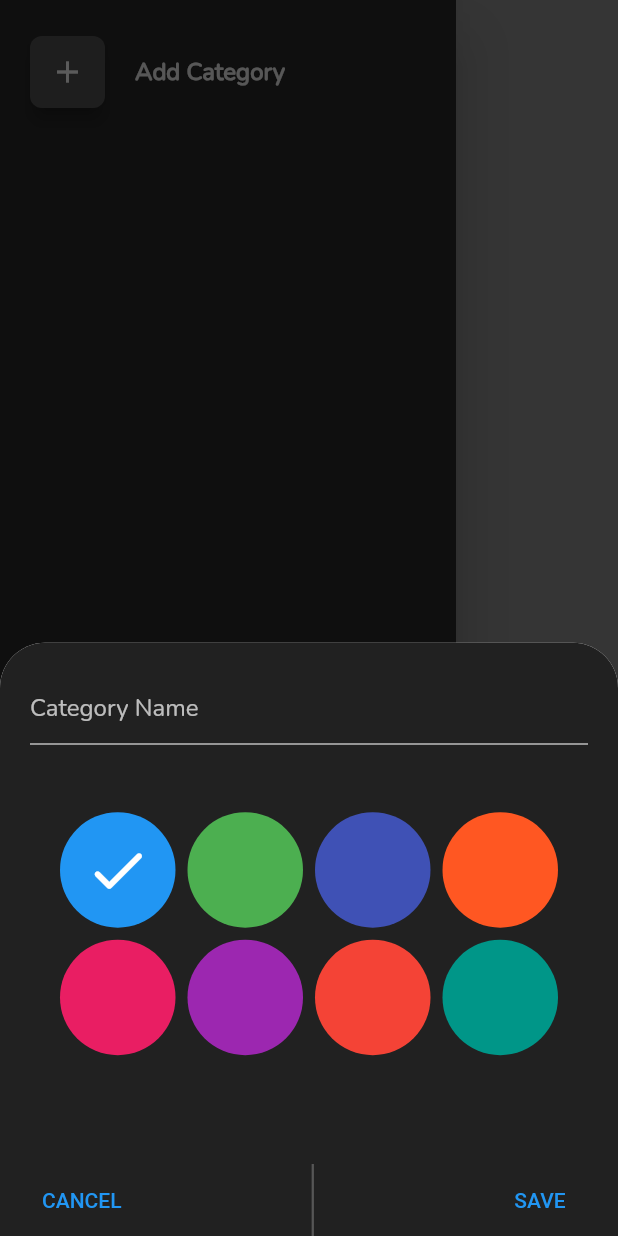
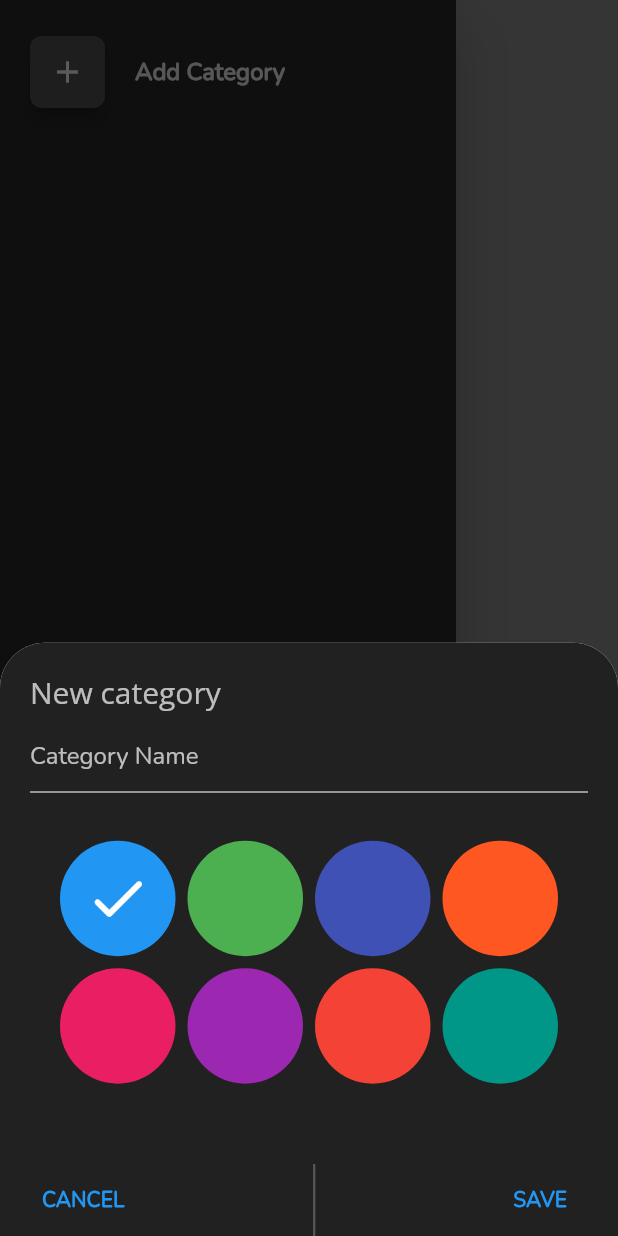
Before and after one commit to repsajanboy/flutter-planner, a Flutter app: the screen it shows after launch, in the side drawer, after a tap on "Add Category", on a phone screen of 412 x 824 dp. Run offline on Flutter 3.47's test engine with Material 2 defaults, Android fonts, the phone set to English and light mode, and no system bars; our stand-ins replace bloc, dio, equatable, firebase_core, firebase_database, flutter_bloc; accounts and stored records are empty.

Commit message:
Manage Category partial

```diff
--- a/lib/app.dart
+++ b/lib/app.dart
@@ -3,6 +3,7 @@ import 'package:flutter_bloc/flutter_bloc.dart';
 
 import './routing/app_router.dart';
 import './repositories/task_repository.dart';
+import 'presentation/main_screen/edit_category/edit.dart';
 import 'presentation/tasks/edit_task/edit.dart';
 import 'presentation/theme/theme.dart';
 import 'repositories/category_repository.dart';
@@ -30,6 +31,10 @@ class MyApp extends StatelessWidget {
             create: (context) => SidebarBloc(
                 categoryRepository: context.read<CategoryRepository>())
               ..add(CategoriesFetched()),
+          ),
+          BlocProvider(
+            create: (context) => EditCategoryBloc(
+                categoryRepository: context.read<CategoryRepository>())
           ),
           BlocProvider(
             create: (context) =>
--- a/lib/networking/firebase_api.dart
+++ b/lib/networking/firebase_api.dart
@@ -45,4 +45,8 @@ class FirebaseApi {
   Future<void> postCategory(PostCategory postCategory) async {
     await categoriesRef.push().set(postCategory.toJson());
   }
+
+  Future<void> updateCategory(PostCategory category) async {
+    await categoriesRef.child('${category.id}').update(category.toJson());
+  }
 }
--- a/lib/presentation/main_screen/category/view/category_botttom_sheet.dart
+++ b/lib/presentation/main_screen/category/view/category_botttom_sheet.dart
@@ -32,7 +32,15 @@ class CategoryBottomSheet extends StatelessWidget {
           ),
           height: MediaQuery.of(context).size.height * .48,
           child: Column(
+            crossAxisAlignment: CrossAxisAlignment.start,
             children: [
+              Text(
+                'New category',
+                style: context.typo.createUpdateCategoryLabelStyle(),
+              ),
+              const SizedBox(
+                height: 5.0,
+              ),
               BlocBuilder<CategoryBloc, CategoryState>(
                 builder: (context, state) {
                   return TextFormField(
@@ -57,13 +65,13 @@ class CategoryBottomSheet extends StatelessWidget {
                 },
               ),
               const SizedBox(
-                height: 25.0,
+                height: 12.0,
               ),
               const Expanded(
                 child: ColorPicker(),
               ),
               const SizedBox(
-                height: 25.0,
+                height: 20.0,
               ),
               BlocBuilder<CategoryBloc, CategoryState>(
                 builder: (context, state) {
@@ -75,7 +83,10 @@ class CategoryBottomSheet extends StatelessWidget {
                           onPressed: () {
                             Navigator.of(context).pop;
                           },
-                          child: Text('Cancel'.toUpperCase()),
+                          child: Text(
+                            'Cancel'.toUpperCase(),
+                            style: context.typo.popUpButtonStyle(),
+                          ),
                         ),
                         const VerticalDivider(
                           color: Colors.white24,
@@ -88,7 +99,10 @@ class CategoryBottomSheet extends StatelessWidget {
                                 .add(CreateCategorySaved());
                             Navigator.of(context).pop();
                           },
-                          child: Text('Save'.toUpperCase()),
+                          child: Text(
+                            'Save'.toUpperCase(),
+                            style: context.typo.popUpButtonStyle(),
+                          ),
                         ),
                       ],
                     ),
--- a/lib/presentation/main_screen/category/view/widgets/color_picker.dart
+++ b/lib/presentation/main_screen/category/view/widgets/color_picker.dart
@@ -31,11 +31,10 @@ class ColorPicker extends StatelessWidget {
                       .add(CategoryColorChanged(index: index));
                 },
                 child: Container(
-                  width: 50,
-                  height: 50,
                   decoration: BoxDecoration(
-                      shape: BoxShape.circle,
-                      color: colorPickerItems[index].colors),
+                    shape: BoxShape.circle,
+                    color: colorPickerItems[index].colors,
+                  ),
                   child: Icon(
                     Icons.check_rounded,
                     size: 45.0,
--- /dev/null
+++ b/lib/presentation/main_screen/edit_category/bloc/edit_category_bloc.dart
@@ -0,0 +1,76 @@
+import 'package:bloc/bloc.dart';
+import 'package:equatable/equatable.dart';
+
+import '../../../../data/category/category.dart';
+import '../../../../data/category/post_category.dart';
+import '../../../../repositories/category_repository.dart';
+
+part 'edit_category_event.dart';
+part 'edit_category_state.dart';
+
+class EditCategoryBloc extends Bloc<EditCategoryEvent, EditCategoryState> {
+  EditCategoryBloc({required this.categoryRepository})
+      : super(EditCategoryInitial()) {
+    on<EditCategoryListLoaded>(_editCategoryListData);
+    on<EditCategoryDataLoaded>(_editCategoryDataLoaded);
+    on<EditCategoryColorChanged>(_editCategoryColorChange);
+    on<EditCategoryNameChanged>(_editCategorNameChange);
+    on<EditCategorySaved>(_editCategorySaved);
+  }
+
+  final CategoryRepository categoryRepository;
+
+  Future<void> _editCategoryListData(
+    EditCategoryListLoaded event,
+    Emitter<EditCategoryState> emit,
+  ) async {
+    try {
+      final categories = await categoryRepository.fetchCategories();
+      emit(EditCategoryListState(categories: categories));
+    } on Exception catch (e) {
+      print(e.toString());
+    }
+  }
+
+  Future<void> _editCategoryDataLoaded(
+    EditCategoryDataLoaded event,
+    Emitter<EditCategoryState> emit,
+  ) async {
+    emit(EditSingleCategoryState(
+      id: event.category.id,
+      name: event.category.name,
+      theme: event.category.theme,
+    ));
+  }
+
+  Future<void> _editCategoryColorChange(
+    EditCategoryColorChanged event,
+    Emitter<EditCategoryState> emit,
+  ) async {
+    emit(EditSingleCategoryState().copyWith(theme: event.index));
+  }
+
+  Future<void> _editCategorNameChange(
+    EditCategoryNameChanged event,
+    Emitter<EditCategoryState> emit,
+  ) async {
+    emit(EditSingleCategoryState().copyWith(name: event.name));
+  }
+
+  Future<void> _editCategorySaved(
+    EditCategorySaved event,
+    Emitter<EditCategoryState> emit,
+  ) async {
+    try {
+      var categoryState =  const EditSingleCategoryState();
+      final updateCategory = PostCategory(
+        id: categoryState.id,
+        name: categoryState.name,
+        theme: categoryState.theme
+      );
+      await categoryRepository.updateCategory(updateCategory);
+    } on Exception catch (e) {
+      print(e.toString());
+    }
+  }
+}
--- /dev/null
+++ b/lib/presentation/main_screen/edit_category/bloc/edit_category_event.dart
@@ -0,0 +1,46 @@
+part of 'edit_category_bloc.dart';
+
+abstract class EditCategoryEvent extends Equatable {
+  const EditCategoryEvent();
+}
+
+class EditCategoryListLoaded extends EditCategoryEvent {
+  const EditCategoryListLoaded();
+
+  @override
+  List<Object> get props => [];
+}
+
+class EditCategoryDataLoaded extends EditCategoryEvent {
+  final Category category;
+
+  const EditCategoryDataLoaded({required this.category});
+
+  @override
+  List<Object> get props => [category];
+}
+
+class EditCategoryColorChanged extends EditCategoryEvent {
+  final int? index;
+
+  const EditCategoryColorChanged({required this.index});
+
+  @override
+  List<Object> get props => [index!];
+}
+
+class EditCategoryNameChanged extends EditCategoryEvent {
+  final String? name;
+
+  const EditCategoryNameChanged({required this.name});
+
+  @override
+  List<Object> get props => [name!];
+}
+
+class EditCategorySaved extends EditCategoryEvent {
+  const EditCategorySaved();
+
+  @override
+  List<Object> get props => [];
+}
--- /dev/null
+++ b/lib/presentation/main_screen/edit_category/bloc/edit_category_state.dart
@@ -0,0 +1,46 @@
+part of 'edit_category_bloc.dart';
+
+abstract class EditCategoryState extends Equatable {
+  const EditCategoryState();
+
+  @override
+  List<Object> get props => [];
+}
+
+class EditCategoryInitial extends EditCategoryState {}
+
+class EditCategoryListState extends EditCategoryState {
+  final List<Category> categories;
+
+  const EditCategoryListState({required this.categories});
+
+  @override
+  List<Object> get props => [categories];
+}
+
+class EditSingleCategoryState extends EditCategoryState {
+  final String id;
+  final String name;
+  final int theme;
+
+  const EditSingleCategoryState({
+    this.id = '',
+    this.name = '',
+    this.theme = 0,
+  });
+
+  EditSingleCategoryState copyWith({
+    String? id,
+    String? name,
+    int? theme,
+  }) {
+    return EditSingleCategoryState(
+      id: id ?? this.id,
+      name: name ?? this.name,
+      theme: theme ?? this.theme
+    );
+  }
+
+  @override
+  List<Object> get props => [id, name, theme];
+}
--- /dev/null
+++ b/lib/presentation/main_screen/edit_category/edit.dart
@@ -0,0 +1,2 @@
+export './bloc/edit_category_bloc.dart';
+export './view/view.dart';
--- /dev/null
+++ b/lib/presentation/main_screen/edit_category/view/view.dart
@@ -0,0 +1 @@
+export './edit_category_list.dart';
--- a/lib/presentation/main_screen/sidebar/view/side_bar_drawer.dart
+++ b/lib/presentation/main_screen/sidebar/view/side_bar_drawer.dart
@@ -2,11 +2,15 @@ import 'package:flutter/material.dart';
 import 'package:flutter_bloc/flutter_bloc.dart';
 
 import '../../../../data/category/category.dart';
+import '../../../../routing/app_router_names.dart';
 import '../../../../utils/color_picker_items.dart';
+import '../../../../utils/context_extension.dart';
 import '../../../tasks/tasks.dart';
 import '../../../theme/theme.dart';
 import '../../category/category.dart';
+import '../../edit_category/edit.dart';
 import '../sidebar.dart';
+
 
 class SideBarDrawer extends StatelessWidget {
   const SideBarDrawer({Key? key}) : super(key: key);
@@ -17,6 +21,9 @@ class SideBarDrawer extends StatelessWidget {
       backgroundColor: Colors.grey[900],
       child: Padding(
         padding: const EdgeInsets.only(top: 20.0),
+        child: Column(
+          children: [
+            Expanded(
               child: ListView(
                 children: [
                   BlocBuilder<SidebarBloc, SidebarState>(
@@ -28,7 +35,8 @@ class SideBarDrawer extends StatelessWidget {
                             physics: const ClampingScrollPhysics(),
                             itemCount: state.categories.length,
                             itemBuilder: (BuildContext context, int index) {
-                        final selectedIndex = state.selectedIndex == index;
+                              final selectedIndex =
+                                  state.selectedIndex == index;
                               return _categoriesItem(
                                 context,
                                 state.categories[index],
@@ -73,13 +81,56 @@ class SideBarDrawer extends StatelessWidget {
                         context: context,
                         isScrollControlled: true,
                         shape: const RoundedRectangleBorder(
-                      borderRadius:
-                          BorderRadius.vertical(top: Radius.circular(30.0))),
+                            borderRadius: BorderRadius.vertical(
+                                top: Radius.circular(30.0))),
                         builder: (BuildContext context) =>
                             const CategoryBottomSheet(),
                       );
                     },
-            )
+                  ),
+                ],
+              ),
+            ),
+            Expanded(
+              child: Align(
+                alignment: Alignment.bottomLeft,
+                child: Padding(
+                  padding: const EdgeInsets.only(bottom: 15.0),
+                  child: ListTile(
+                    leading: Card(
+                      shape: const RoundedRectangleBorder(
+                          borderRadius: BorderRadius.all(Radius.circular(8.0))),
+                      elevation: 5.0,
+                      color: Colors.grey[800],
+                      child: const SizedBox(
+                        width: 50.0,
+                        height: 50.0,
+                        child: Center(
+                          child: Icon(
+                            Icons.settings_outlined,
+                            color: Colors.white70,
+                          ),
+                        ),
+                      ),
+                    ),
+                    title: const Text(
+                      'Manage',
+                      style: TextStyle(
+                        color: Colors.white70,
+                        fontFamily: 'Nunito',
+                        fontWeight: FontWeight.bold,
+                        fontSize: 16.0,
+                      ),
+                    ),
+                    onTap: () {
+                      BlocProvider.of<EditCategoryBloc>(context)
+                          .add(const EditCategoryListLoaded());
+                      Navigator.pushNamed(context, RouteNames.editCategory);
+                    },
+                  ),
+                ),
+              ),
+            ),
           ],
         ),
       ),
@@ -120,12 +171,7 @@ class SideBarDrawer extends StatelessWidget {
         ),
         title: Text(
           category.name,
-          style: const TextStyle(
-            color: Colors.white70,
-            fontFamily: 'Nunito',
-            fontWeight: FontWeight.bold,
-            fontSize: 16.0,
-          ),
+          style: context.typo.categoryListTitleStyle(),
         ),
         trailing: selectedIndex
             ? CircleAvatar(
--- a/lib/repositories/category_repository.dart
+++ b/lib/repositories/category_repository.dart
@@ -23,4 +23,8 @@ class CategoryRepository{
     });
     return fetchCategories;
   }
+
+  Future<void> updateCategory(PostCategory category) async {
+    await _firebaseApi.updateCategory(category);
+  }
 }
--- a/lib/routing/app_router.dart
+++ b/lib/routing/app_router.dart
@@ -1,5 +1,6 @@
 import 'package:flutter/material.dart';
 
+import '../presentation/main_screen/edit_category/edit.dart';
 import '../presentation/splash/splash.dart';
 import '../presentation/tasks/create_task/create.dart';
 import '../presentation/main_screen/main.dart';
@@ -18,6 +19,8 @@ class AppRouter {
         return MaterialPageRoute(builder: (_) => const CreateTask());
       case RouteNames.editTask:
         return MaterialPageRoute(builder: (_) => const EditTask());
+      case RouteNames.editCategory:
+        return MaterialPageRoute(builder: (_) => const EditCategoryList());
 
       default:
         return MaterialPageRoute(
--- a/lib/routing/app_router_names.dart
+++ b/lib/routing/app_router_names.dart
@@ -3,4 +3,5 @@ class RouteNames {
   static const String main = '/main';
   static const String createTask = '/createTask';
   static const String editTask = '/editTask';
+  static const String editCategory = '/editCategory';
 }
--- a/lib/style/app_typography.dart
+++ b/lib/style/app_typography.dart
@@ -92,7 +92,33 @@ class AppTextStyle {
   TextStyle popUpButtonStyle() {
     return const TextStyle(
       fontFamily: 'Nunito',
-      fontWeight: FontWeight.bold
+      fontWeight: FontWeight.bold,
+    );
+  }
+
+  TextStyle editCategoryTitleAppBarStyle() {
+    return const TextStyle(
+      fontFamily: 'Open Sans',
+      color: Colors.white,
+      fontSize: 18.0,
+    );
+  }
+
+  TextStyle categoryListTitleStyle() {
+    return const TextStyle(
+      color: Colors.white70,
+      fontFamily: 'Nunito',
+      fontWeight: FontWeight.bold,
+      fontSize: 16.0,
+    );
+  }
+
+  TextStyle createUpdateCategoryLabelStyle() {
+    return const TextStyle(
+      fontFamily: 'Open Sans',
+      fontSize: 20.0,
+      color: Colors.white70,
+      fontWeight: FontWeight.normal,
     );
   }
 }
```
Also changed, not shown: lib/presentation/main_screen/edit_category/view/edit_category_list.dart (added, +121 -0 lines), lib/presentation/main_screen/edit_category/view/widgets/edit_category_bottom_sheet.dart (added, +120 -0 lines), lib/presentation/main_screen/edit_category/view/widgets/edit_category_color_picker.dart (added, +55 -0 lines). Lines whose indentation alone changed are shown as unchanged.
